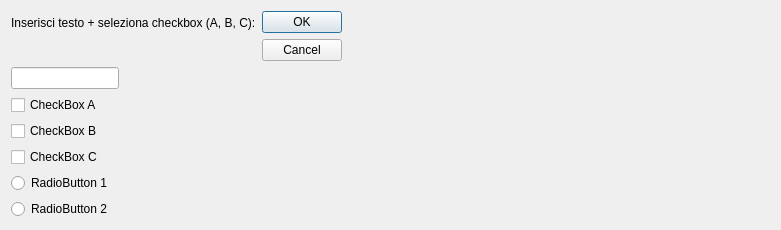
This is DialogCheckbox.ui in saccocristian/qt_project1 as Qt 5 draws it before an edit. The edited form follows.
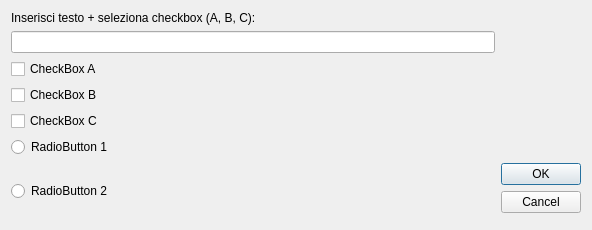
This is the edited form.

The edit to the form file:
```diff
--- a/DialogCheckbox.ui
+++ b/DialogCheckbox.ui
@@ -6,14 +6,28 @@
    <rect>
     <x>0</x>
     <y>0</y>
-    <width>781</width>
+    <width>592</width>
     <height>230</height>
    </rect>
   </property>
   <property name="windowTitle">
    <string>Dialog</string>
   </property>
-  <layout class="QFormLayout" name="formLayout">
+  <layout class="QGridLayout" name="gridLayout">
+   <item row="5" column="0">
+    <widget class="QRadioButton" name="radioButton_1">
+     <property name="text">
+      <string>RadioButton 1</string>
+     </property>
+    </widget>
+   </item>
+   <item row="3" column="0">
+    <widget class="QCheckBox" name="checkBox_B">
+     <property name="text">
+      <string>CheckBox B</string>
+     </property>
+    </widget>
+   </item>
    <item row="0" column="0">
     <widget class="QLabel" name="label">
      <property name="text">
@@ -21,9 +35,6 @@
      </property>
     </widget>
    </item>
-   <item row="1" column="0">
-    <widget class="QLineEdit" name="lineEdit"/>
-   </item>
    <item row="2" column="0">
     <widget class="QCheckBox" name="checkBox_A">
      <property name="text">
@@ -34,13 +45,6 @@
      </property>
     </widget>
    </item>
-   <item row="3" column="0">
-    <widget class="QCheckBox" name="checkBox_B">
-     <property name="text">
-      <string>CheckBox B</string>
-     </property>
-    </widget>
-   </item>
    <item row="4" column="0">
     <widget class="QCheckBox" name="checkBox_C">
      <property name="text">
@@ -48,12 +52,8 @@
      </property>
     </widget>
    </item>
-   <item row="5" column="0">
-    <widget class="QRadioButton" name="radioButton_1">
-     <property name="text">
-      <string>RadioButton 1</string>
-     </property>
-    </widget>
+   <item row="1" column="0">
+    <widget class="QLineEdit" name="lineEdit"/>
    </item>
    <item row="6" column="0">
     <widget class="QRadioButton" name="radioButton_2">
@@ -62,7 +62,7 @@
      </property>
     </widget>
    </item>
-   <item row="0" column="1">
+   <item row="6" column="1">
     <widget class="QDialogButtonBox" name="buttonBox">
      <property name="orientation">
       <enum>Qt::Vertical</enum>
```
